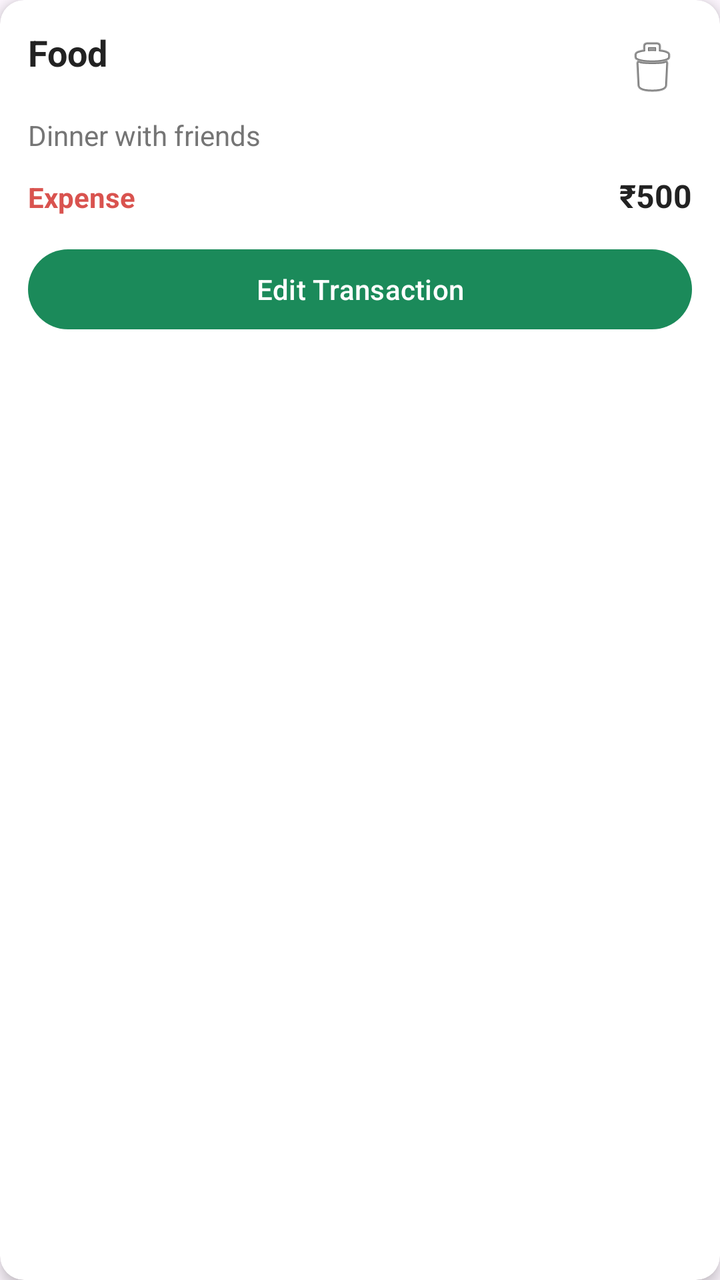
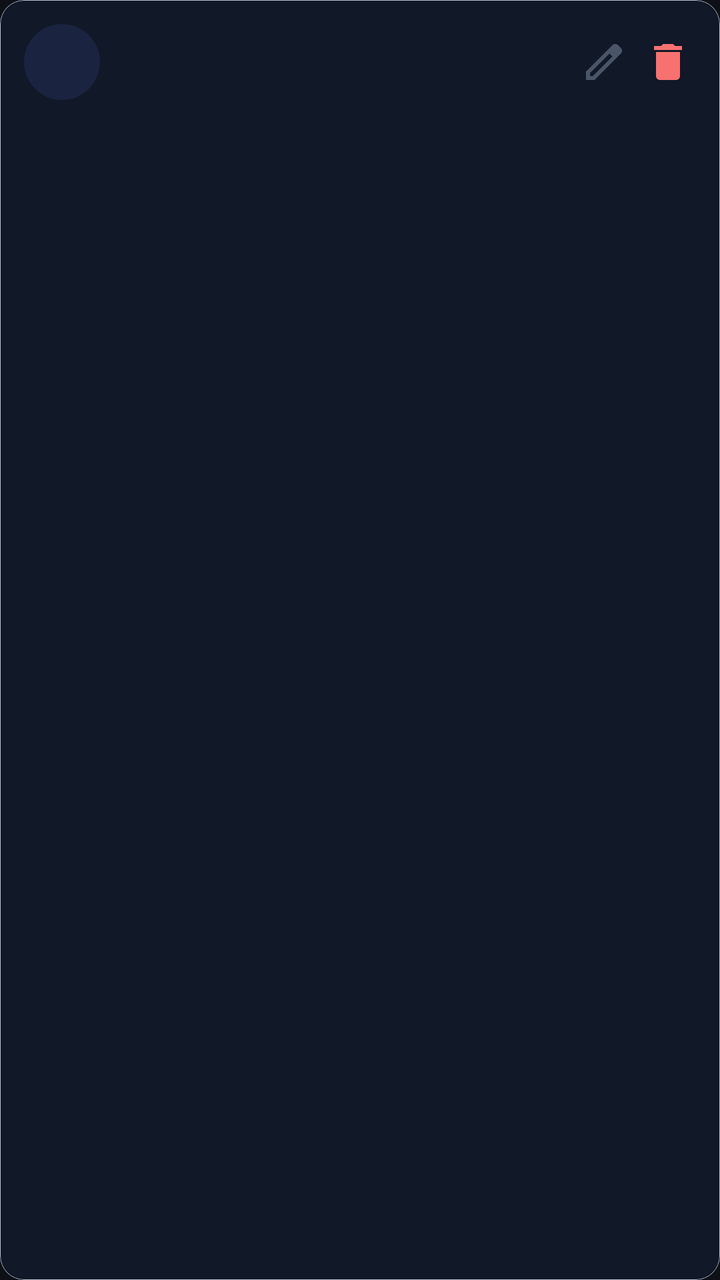

Compare the two renders of this Android layout. The source of the first and the diff that turns it into the second are given below.
<!-- AndroidManifest.xml: application theme Theme.PocketPilot -->
<!-- res/layout/item_transaction.xml -->
<?xml version="1.0" encoding="utf-8"?>
<androidx.cardview.widget.CardView xmlns:android="http://schemas.android.com/apk/res/android"
    xmlns:app="http://schemas.android.com/apk/res-auto"
    android:layout_width="match_parent"
    android:layout_height="wrap_content"
    android:layout_marginHorizontal="12dp"
    android:layout_marginTop="10dp"
    android:layout_marginBottom="2dp"
    app:cardCornerRadius="12dp"
    app:cardElevation="4dp"
    app:cardBackgroundColor="@color/card_bg">

    <LinearLayout
        android:layout_width="match_parent"
        android:layout_height="wrap_content"
        android:orientation="vertical"
        android:padding="14dp">

        <LinearLayout
            android:layout_width="match_parent"
            android:layout_height="wrap_content"
            android:orientation="horizontal">

            <TextView
                android:id="@+id/tvCategory"
                android:layout_width="0dp"
                android:layout_height="wrap_content"
                android:layout_weight="1"
                android:text="Food"
                android:textSize="18sp"
                android:textStyle="bold"
                android:textColor="@color/text_primary" />

            <ImageButton
                android:id="@+id/btnDelete"
                android:layout_width="40dp"
                android:layout_height="40dp"
                android:background="@android:color/transparent"
                android:src="@android:drawable/ic_menu_delete"
                android:contentDescription="Delete Transaction"
                android:padding="8dp" />
        </LinearLayout>

        <TextView
            android:id="@+id/tvNote"
            android:layout_width="wrap_content"
            android:layout_height="wrap_content"
            android:layout_marginTop="4dp"
            android:text="Dinner with friends"
            android:textSize="14sp"
            android:textColor="@color/text_secondary" />

        <LinearLayout
            android:layout_width="match_parent"
            android:layout_height="wrap_content"
            android:layout_marginTop="10dp"
            android:orientation="horizontal">

            <TextView
                android:id="@+id/tvType"
                android:layout_width="0dp"
                android:layout_height="wrap_content"
                android:layout_weight="1"
                android:text="Expense"
                android:textStyle="bold"
                android:textColor="@color/expense_red" />

            <TextView
                android:id="@+id/tvAmount"
                android:layout_width="wrap_content"
                android:layout_height="wrap_content"
                android:text="₹500"
                android:textStyle="bold"
                android:textSize="16sp"
                android:textColor="@color/text_primary" />
        </LinearLayout>

        <Button
            android:id="@+id/btnEdit"
            android:layout_width="match_parent"
            android:layout_height="wrap_content"
            android:layout_marginTop="12dp"
            android:text="Edit Transaction" />

    </LinearLayout>

</androidx.cardview.widget.CardView>
<!-- resources referenced by this layout -->
<resources>
  <color name="card_bg">#FFFFFF</color>
  <color name="expense_red">#D9534F</color>
  <color name="text_primary">#222222</color>
  <color name="text_secondary">#757575</color>
  <style name="Theme.PocketPilot" parent="Base.Theme.PocketPilot" />
  <style name="Base.Theme.PocketPilot" parent="Theme.Material3.DayNight.NoActionBar">
          <item name="colorPrimary">@color/teal_700</item>
          <item name="android:statusBarColor">@color/teal_700</item>
          <item name="android:navigationBarColor">@android:color/white</item> --&gt;
      </style>
  <color name="teal_700">#1B8A5A</color>
</resources>

<!-- the commit's change to res/layout/item_transaction.xml (unified diff, before → after) -->
@@ -1,87 +1,86 @@
 <?xml version="1.0" encoding="utf-8"?>
-<androidx.cardview.widget.CardView xmlns:android="http://schemas.android.com/apk/res/android"
+<com.google.android.material.card.MaterialCardView
+    xmlns:android="http://schemas.android.com/apk/res/android"
     xmlns:app="http://schemas.android.com/apk/res-auto"
     android:layout_width="match_parent"
     android:layout_height="wrap_content"
-    android:layout_marginHorizontal="12dp"
-    android:layout_marginTop="10dp"
-    android:layout_marginBottom="2dp"
+    android:layout_marginBottom="8dp"
     app:cardCornerRadius="12dp"
-    app:cardElevation="4dp"
-    app:cardBackgroundColor="@color/card_bg">
+    app:cardElevation="0dp"
+    app:cardBackgroundColor="@color/card_bg"
+    app:strokeColor="@color/text_primary_dark"
+    app:strokeWidth="0.1dp">
 
     <LinearLayout
         android:layout_width="match_parent"
         android:layout_height="wrap_content"
-        android:orientation="vertical"
-        android:padding="14dp">
+        android:orientation="horizontal"
+        android:padding="12dp"
+        android:gravity="center_vertical">
 
+        
+        <TextView
+            android:id="@+id/tvCategoryIcon"
+            android:layout_width="38dp"
+            android:layout_height="38dp"
+            android:gravity="center"
+            android:textSize="16sp"
+            android:background="@drawable/circle_bg_dark"
+            android:layout_marginEnd="12dp" />
+
+        
         <LinearLayout
-            android:layout_width="match_parent"
+            android:layout_width="0dp"
             android:layout_height="wrap_content"
-            android:orientation="horizontal">
+            android:layout_weight="1"
+            android:orientation="vertical">
 
             <TextView
                 android:id="@+id/tvCategory"
-                android:layout_width="0dp"
+                android:layout_width="wrap_content"
                 android:layout_height="wrap_content"
-                android:layout_weight="1"
-                android:text="Food"
-                android:textSize="18sp"
+                android:textSize="14sp"
                 android:textStyle="bold"
                 android:textColor="@color/text_primary" />
 
-            <ImageButton
-                android:id="@+id/btnDelete"
-                android:layout_width="40dp"
-                android:layout_height="40dp"
-                android:background="@android:color/transparent"
-                android:src="@android:drawable/ic_menu_delete"
-                android:contentDescription="Delete Transaction"
-                android:padding="8dp" />
+            <TextView
+                android:id="@+id/tvNote"
+                android:layout_width="wrap_content"
+                android:layout_height="wrap_content"
+                android:textSize="12sp"
+                android:textColor="@color/text_muted"
+                android:layout_marginTop="2dp" />
         </LinearLayout>
 
+        
         <TextView
-            android:id="@+id/tvNote"
+            android:id="@+id/tvAmount"
             android:layout_width="wrap_content"
             android:layout_height="wrap_content"
-            android:layout_marginTop="4dp"
-            android:text="Dinner with friends"
             android:textSize="14sp"
-            android:textColor="@color/text_secondary" />
+            android:textStyle="bold"
+            android:layout_marginEnd="10dp" />
 
-        <LinearLayout
-            android:layout_width="match_parent"
-            android:layout_height="wrap_content"
-            android:layout_marginTop="10dp"
-            android:orientation="horizontal">
+        
+        <ImageButton
+            android:id="@+id/btnEdit"
+            android:layout_width="28dp"
+            android:layout_height="28dp"
+            android:src="@drawable/outline_edit_24"
+            android:background="?attr/selectableItemBackgroundBorderless"
+            android:contentDescription="Edit"
+            app:tint="@color/text_muted" />
 
-            <TextView
-                android:id="@+id/tvType"
-                android:layout_width="0dp"
-                android:layout_height="wrap_content"
-                android:layout_weight="1"
-                android:text="Expense"
-                android:textStyle="bold"
-                android:textColor="@color/expense_red" />
-
-            <TextView
-                android:id="@+id/tvAmount"
-                android:layout_width="wrap_content"
-                android:layout_height="wrap_content"
-                android:text="₹500"
-                android:textStyle="bold"
-                android:textSize="16sp"
-                android:textColor="@color/text_primary" />
-        </LinearLayout>
-
-        <Button
-            android:id="@+id/btnEdit"
-            android:layout_width="match_parent"
-            android:layout_height="wrap_content"
-            android:layout_marginTop="12dp"
-            android:text="Edit Transaction" />
+        
+        <ImageButton
+            android:id="@+id/btnDelete"
+            android:layout_width="28dp"
+            android:layout_height="28dp"
+            android:src="@drawable/baseline_delete_24"
+            android:background="?attr/selectableItemBackgroundBorderless"
+            android:contentDescription="Delete"
+            android:layout_marginStart="4dp"
+            app:tint="@color/expense_red" />
 
     </LinearLayout>
-
-</androidx.cardview.widget.CardView>
+</com.google.android.material.card.MaterialCardView>
<!-- resource entries referenced after the edit -->
@@ -1,15 +1,42 @@
 <!-- resources referenced by this layout -->
 <resources>
-  <color name="card_bg">#FFFFFF</color>
-  <color name="expense_red">#D9534F</color>
-  <color name="text_primary">#222222</color>
-  <color name="text_secondary">#757575</color>
+  <color name="card_bg">#111827</color>
+  <color name="expense_red">#F87171</color>
+  <color name="text_muted">#4A5568</color>
+  <color name="text_primary">#E8EDF5</color>
+  <color name="text_primary_dark">#BAC2CE</color>
+  <!-- drawable baseline_delete_24 (drawable) -->
+  <vector xmlns:android="http://schemas.android.com/apk/res/android" android:height="24dp" android:tint="#000000" android:viewportHeight="24" android:viewportWidth="24" android:width="24dp">
+        
+      <path android:fillColor="@android:color/white" android:pathData="M6,19c0,1.1 0.9,2 2,2h8c1.1,0 2,-0.9 2,-2V7H6v12zM19,4h-3.5l-1,-1h-5l-1,1H5v2h14V4z"/>
+      
+  </vector>
+  <!-- drawable circle_bg_dark (drawable) -->
+  <?xml version="1.0" encoding="utf-8"?>
+  <shape xmlns:android="http://schemas.android.com/apk/res/android"
+      android:shape="oval">
+      <solid android:color="#1A2340" />
+  </shape>
+  <!-- drawable outline_edit_24 (drawable) -->
+  <vector xmlns:android="http://schemas.android.com/apk/res/android" android:height="24dp" android:tint="#000000" android:viewportHeight="960" android:viewportWidth="960" android:width="24dp">
+        
+      <path android:fillColor="@android:color/white" android:pathData="M200,760L257,760L648,369L591,312L200,703L200,760ZM120,840L120,670L648,143Q660,132 674.5,126Q689,120 705,120Q721,120 736,126Q751,132 762,144L817,200Q829,211 834.5,226Q840,241 840,256Q840,272 834.5,286.5Q829,301 817,313L290,840L120,840ZM760,256L760,256L704,200L704,200L760,256ZM619,341L591,312L591,312L648,369L648,369L619,341Z"/>
+      
+  </vector>
   <style name="Theme.PocketPilot" parent="Base.Theme.PocketPilot" />
   <style name="Base.Theme.PocketPilot" parent="Theme.Material3.DayNight.NoActionBar">
-          <item name="colorPrimary">@color/teal_700</item>
-          <item name="android:statusBarColor">@color/teal_700</item>
-          <item name="android:navigationBarColor">@android:color/white</item> --&gt;
+          <item name="colorPrimary">@color/primary_accent</item>
+          <item name="colorPrimaryDark">@color/primary_dark</item>
+          <item name="colorAccent">@color/primary_accent</item>
+          <item name="android:windowBackground">@color/screen_bg</item>
+          <item name="android:statusBarColor">@color/screen_bg</item>
+          <item name="android:navigationBarColor">@color/screen_bg</item>
+          <item name="colorSurface">@color/card_bg</item>
+          <item name="colorOnSurface">@color/text_primary</item>
+          <item name="android:textColor">@color/text_primary</item>
       </style>
-  <color name="teal_700">#1B8A5A</color>
+  <color name="primary_accent">#BF1A2340</color>
+  <color name="primary_dark">#3B5BDB</color>
+  <color name="screen_bg">#0D1117</color>
 </resources>
 
